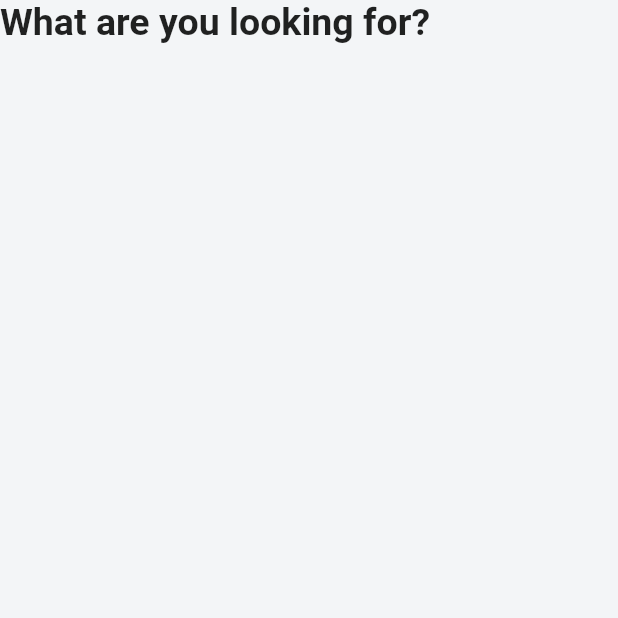
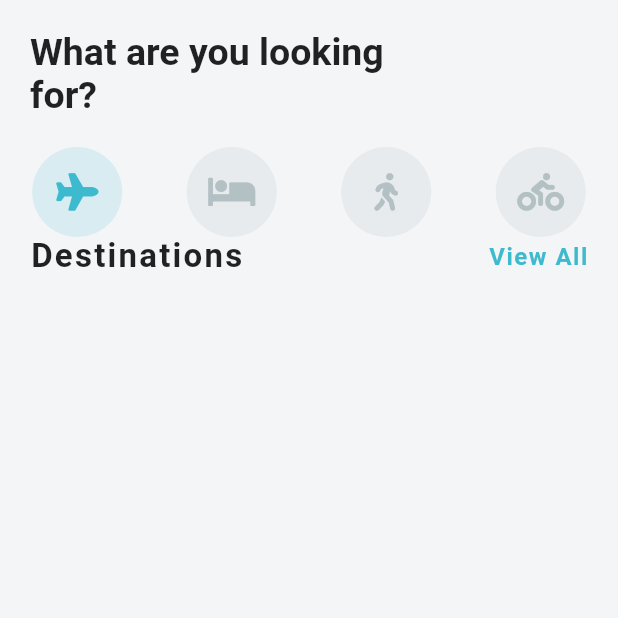
Before and after one commit to glenchiridza/flutter_travel_template, a Flutter app: the screen it shows after launch, on a phone screen of 412 x 824 dp, the top half of it. Run offline on Flutter 3.47's test engine with Material 2 defaults, Android fonts, the phone set to English and light mode, and no system bars; our stand-ins replace font_awesome_flutter.

Commit message:
part one done

```diff
--- a/lib/widgets/home_widget.dart
+++ b/lib/widgets/home_widget.dart
@@ -1,4 +1,5 @@
 import 'package:flutter/material.dart';
+import 'package:font_awesome_flutter/font_awesome_flutter.dart';
 
 class HomeWidget extends StatefulWidget {
 
@@ -7,14 +8,90 @@ class HomeWidget extends StatefulWidget {
 }
 
 class _HomeWidgetState extends State<HomeWidget> {
+
+int _activeIndex = 0;
+List<IconData> _icons = [
+  FontAwesomeIcons.plane,
+  FontAwesomeIcons.bed,
+  FontAwesomeIcons.walking,
+  FontAwesomeIcons.biking
+];
+
+Widget _buildIcon(int i){
+
+  return GestureDetector(
+    onTap: () {
+      setState(() {
+        _activeIndex = i;
+      });
+    },
+      child: Container(height: 60.0,
+    width: 60.0,
+    decoration: BoxDecoration(
+      color: _activeIndex == i
+       ? Theme.of(context).accentColor
+       :Color(0xFFE7EBEE),
+      borderRadius: BorderRadius.circular(30.0)
+
+      ),
+      child: Icon(_icons[i], size: 25.0,
+      color:_activeIndex == i
+       ? Theme.of(context).primaryColor
+       :Color(0xFFB4C1C4),
+      ),
+
+    ),
+  );
+}
+
   @override
   Widget build(BuildContext context) {
     return Scaffold(
       body: SafeArea(
         child: ListView(
+          padding: EdgeInsets.symmetric(vertical:20.0),
           children: [
-            Text("What are you looking for?",
-            style: TextStyle(fontSize: 25.0,fontWeight: FontWeight.w700),)
+            Padding(
+              padding: const EdgeInsets.only(left:20.0,right:120.0),
+              child: Text("What are you looking for?",
+              style: TextStyle(
+                fontSize: 25.0,
+                fontWeight: FontWeight.w700),),
+            ),
+            SizedBox(height:20.0),
+            Row(
+              mainAxisAlignment: MainAxisAlignment.spaceAround,
+              children: _icons
+              .asMap()
+              .entries
+              .map(
+                (MapEntry map) => _buildIcon(map.key),
+                ).toList(),
+            ),
+            Column(
+              children: [
+                Padding(
+                  padding: const EdgeInsets.symmetric(horizontal: 20.0),
+                  child: Row(
+                    mainAxisAlignment: MainAxisAlignment.spaceBetween,
+                    children: [
+                  Text('Destinations', style: TextStyle(
+                    fontSize: 22.0,
+                     fontWeight:FontWeight.bold,
+                     letterSpacing: 1.5,
+                     ),
+                     ),
+                  Text('View All',
+                  style: TextStyle(
+                    color: Theme.of(context).primaryColor,
+                    fontSize: 16.0,
+                    fontWeight: FontWeight.w600,
+                    letterSpacing: 1.0),)
+                    ],
+            ),
+                ),
+              ]
+            )
           ],
           ),
           ),
--- a/pubspec.yaml
+++ b/pubspec.yaml
@@ -46,7 +46,8 @@ flutter:
   uses-material-design: true
 
   # To add assets to your application, add an assets section, like this:
-  # assets:
+  assets:
+    - assets/images/
   #   - images/a_dot_burr.jpeg
   #   - images/a_dot_ham.jpeg
 
```
Also changed, not shown: assets/images/1.jpg (renamed from assets/1.jpg), assets/images/2.jpg (renamed from assets/2.jpg), assets/images/3.jpg (renamed from assets/3.jpg), assets/images/4.jpg (renamed from assets/4.jpg), assets/images/5.jpg (renamed from assets/5.jpg), assets/images/6.jpg (renamed from assets/6.jpg), assets/images/7.jpg (renamed from assets/7.jpg), assets/images/8.jpg (renamed from assets/8.jpg).
